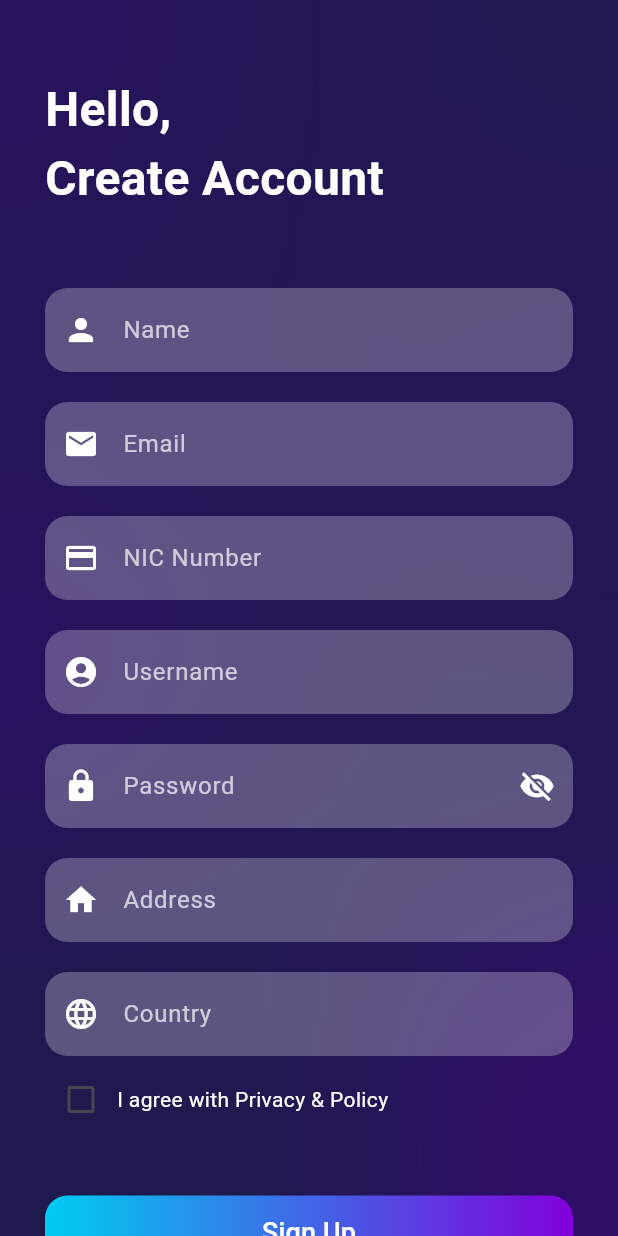
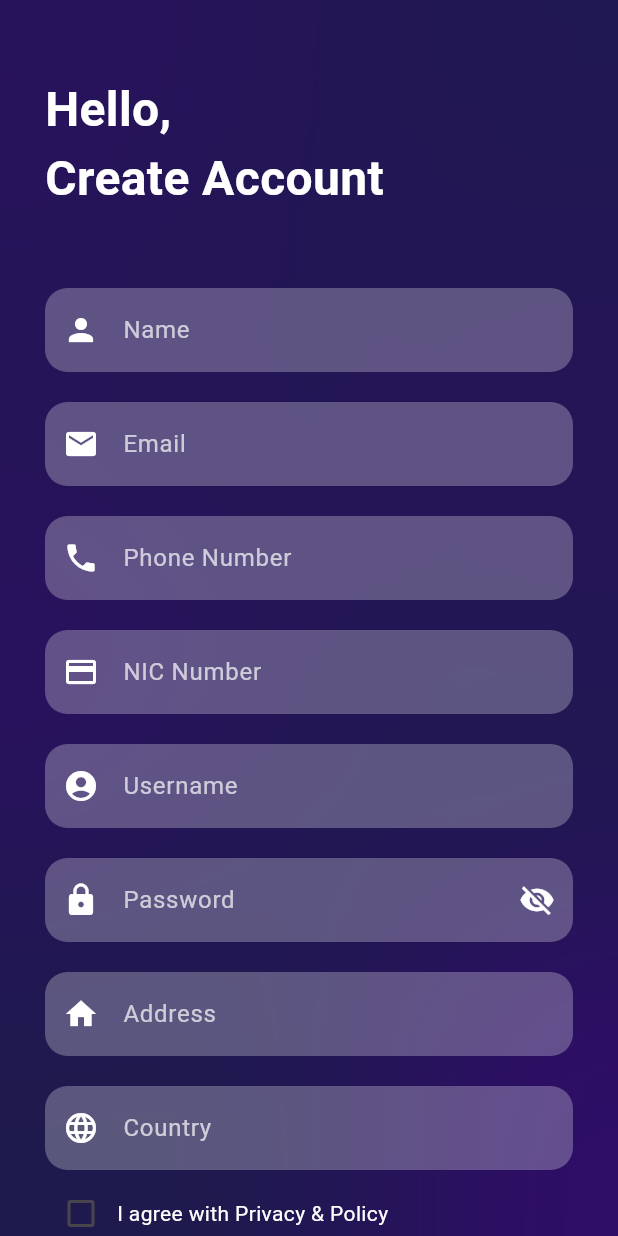
Before and after one commit to KNURanasinghe/inestment-platform-frontend, a Flutter app: the screen it shows after launch, on a phone screen of 412 x 824 dp. Run offline on Flutter 3.47's test engine with Material 3 defaults, Android fonts, the phone set to English and light mode, and no system bars; our stand-ins replace file_picker, flutter_animate, flutter_svg, fluttertoast, font_awesome_flutter, image_picker and 1 more; missing offline and left inert: onesignal_flutter.

Commit message:
add phone number and device id part

```diff
--- a/lib/main.dart
+++ b/lib/main.dart
@@ -1,6 +1,7 @@
 import 'package:flutter/material.dart';
 import 'package:investment_plan_app/services/user_service.dart';
 import 'package:shared_preferences/shared_preferences.dart';
+import 'package:onesignal_flutter/onesignal_flutter.dart';
 import 'screens/LoginScreen.dart';
 import 'screens/SignUpScreen.dart';
 import 'screens/home_screen.dart';
@@ -18,6 +19,10 @@ import 'screens/pin_entry_page.dart';
 void main() async {
   // Ensure Flutter is initialized
   WidgetsFlutterBinding.ensureInitialized();
+
+  // Initialize OneSignal
+  OneSignal.initialize('0d5f52a7-45de-4bcd-8987-b8b9dedc7509');
+  await OneSignal.Notifications.requestPermission(true);
 
   // Check login status before building the app
   bool isLoggedIn = await checkLoginStatus();
--- a/lib/screens/SignUpScreen.dart
+++ b/lib/screens/SignUpScreen.dart
@@ -3,6 +3,7 @@ import 'package:flutter/material.dart';
 import 'package:investment_plan_app/screens/WelcomeScreen.dart';
 import 'package:investment_plan_app/services/user_service.dart';
 import 'package:investment_plan_app/widgets/AppTheme.dart';
+import 'package:onesignal_flutter/onesignal_flutter.dart';
 
 class SignUpScreen extends StatefulWidget {
   const SignUpScreen({super.key});
@@ -15,10 +16,12 @@ class _SignUpScreenState extends State<SignUpScreen> {
   bool agreeToTerms = false;
   bool _obscureText = true;
   bool _isLoading = false;
+  String? _deviceId;
 
   // Form controllers
   final TextEditingController _nameController = TextEditingController();
   final TextEditingController _emailController = TextEditingController();
+  final TextEditingController _phoneController = TextEditingController();
   final TextEditingController _nicController = TextEditingController();
   final TextEditingController _usernameController = TextEditingController();
   final TextEditingController _passwordController = TextEditingController();
@@ -126,12 +129,19 @@ class _SignUpScreenState extends State<SignUpScreen> {
       print('NIC: ${_nicController.text}');
       print('Username: ${_usernameController.text}');
 
+      if (_deviceId == null) {
+        _showCustomSnackBar(context, 'Device initialization failed. Please try again.', false);
+        return;
+      }
+
       final result = await _apiService.registerUser(
         name: _nameController.text,
         email: _emailController.text,
         nicNumber: _nicController.text,
         username: _usernameController.text,
         password: _passwordController.text,
+        phoneNumber: _phoneController.text,
+        deviceId: _deviceId!,
         address: _addressController.text,
         country: _countryController.text,
       );
@@ -186,10 +196,25 @@ class _SignUpScreenState extends State<SignUpScreen> {
   }
 
   @override
+  void initState() {
+    super.initState();
+    _initializeOneSignal();
+  }
+
+  Future<void> _initializeOneSignal() async {
+    // Get the device state
+    final deviceId = await OneSignal.User.pushSubscription.id;
+    setState(() {
+      _deviceId = deviceId;
+    });
+  }
+
+  @override
   void dispose() {
     // Dispose controllers when the widget is removed
     _nameController.dispose();
     _emailController.dispose();
+    _phoneController.dispose();
     _nicController.dispose();
     _usernameController.dispose();
     _passwordController.dispose();
@@ -283,6 +308,34 @@ class _SignUpScreenState extends State<SignUpScreen> {
                           if (!RegExp(r'^[\w-\.]+@([\w-]+\.)+[\w-]{2,4}$')
                               .hasMatch(value)) {
                             return 'Please enter a valid email';
+                          }
+                          return null;
+                        },
+                      ),
+                      const SizedBox(height: 20),
+                      TextFormField(
+                        controller: _phoneController,
+                        style: const TextStyle(color: Colors.white),
+                        decoration: InputDecoration(
+                          hintText: 'Phone Number',
+                          hintStyle: const TextStyle(color: Colors.white70),
+                          filled: true,
+                          fillColor: AppTheme.textFieldColor,
+                          border: OutlineInputBorder(
+                              borderRadius: BorderRadius.circular(15),
+                              borderSide: BorderSide.none),
+                          prefixIcon: const Icon(
+                            Icons.phone,
+                            color: Colors.white,
+                          ),
+                          errorStyle: const TextStyle(color: Colors.amber),
+                        ),
+                        validator: (value) {
+                          if (value == null || value.isEmpty) {
+                            return 'Please enter your phone number';
+                          }
+                          if (!RegExp(r'^[0-9]{10}$').hasMatch(value)) {
+                            return 'Please enter a valid 10-digit phone number';
                           }
                           return null;
                         },
--- a/lib/services/user_service.dart
+++ b/lib/services/user_service.dart
@@ -36,6 +36,8 @@ class UserApiService {
     required String nicNumber,
     required String username,
     required String password,
+    required String phoneNumber,
+    required String deviceId,
     String? address,
     String? country,
   }) async {
@@ -49,6 +51,8 @@ class UserApiService {
           'nic_number': nicNumber,
           'username': username,
           'password': password,
+          'phone_number': phoneNumber,
+          'device_id': deviceId,
           'address': address,
           'country': country,
         }),
--- a/pubspec.yaml
+++ b/pubspec.yaml
@@ -49,6 +49,7 @@ dependencies:
   font_awesome_flutter: ^10.8.0
   flutter_animate: ^4.5.2
   file_picker: ^10.0.0
+  onesignal_flutter: ^5.3.0
 
 dev_dependencies:
   flutter_test:
```
Also changed, not shown: pubspec.lock, 4 other files.
